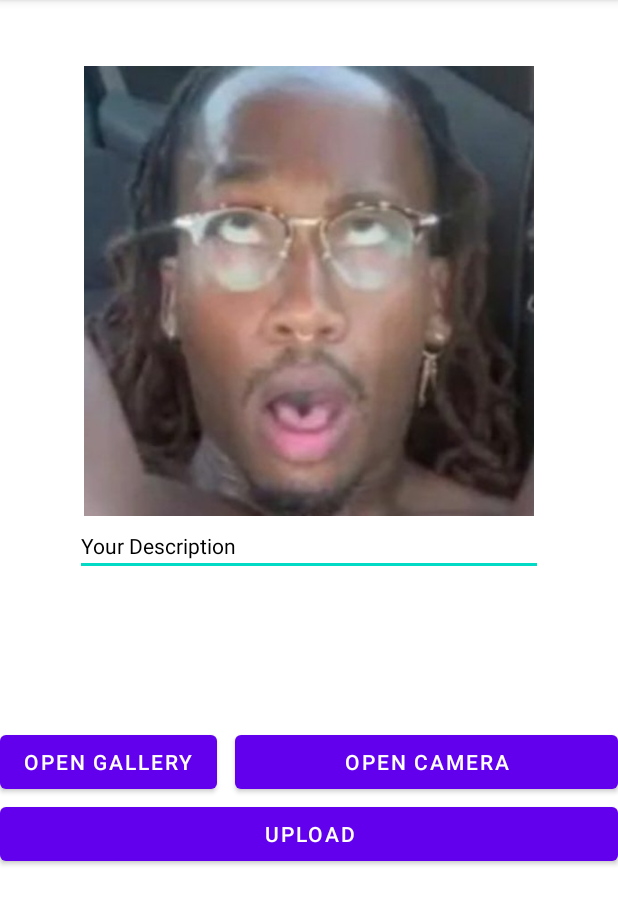
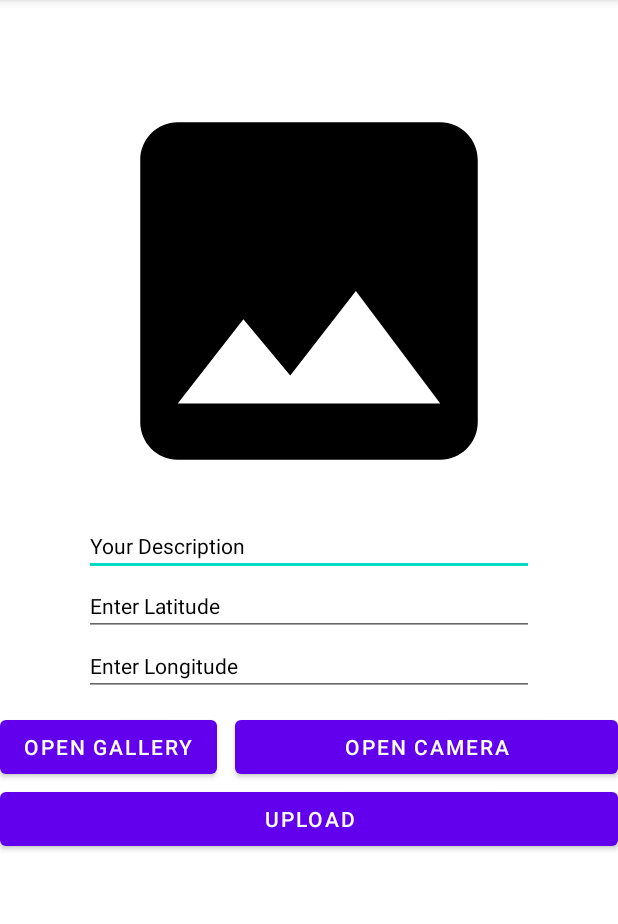
Before and after one commit to Dzikriananda/Kotlin-android-app-dicoding, an Android app: the AddStoryActivity screen opened directly, with no data from a screen before it, on a phone screen of 412 x 824 dp, the part 84-1008 px from its top. Run offline under Robolectric (Android 15) with nearby library versions, the phone set to English and light mode, and no system bars; pictures from the network do not load; 1 statement that could not run was skipped.

Commit message:
minor update

```diff
--- a/MyStoryApp/app/src/main/java/com/example/mystoryapp/response/GetStoriesResponse.kt
+++ b/MyStoryApp/app/src/main/java/com/example/mystoryapp/response/GetStoriesResponse.kt
@@ -29,11 +29,11 @@ data class ListStoryItem(
 	val description: String? = null,
 
 	@field:SerializedName("lon")
-	val lon: Double? = null,
+	val lon: Float? = null,
 
 	@field:SerializedName("id")
 	val id: String? = null,
 
 	@field:SerializedName("lat")
-	val lat: Double? = null
+	val lat: Float? = null
 )
--- /dev/null
+++ b/MyStoryApp/app/src/main/res/drawable/ic_place_holder.xml
@@ -0,0 +1,5 @@
+<vector android:height="24dp" android:tint="#000"
+    android:viewportHeight="24" android:viewportWidth="24"
+    android:width="24dp" xmlns:android="http://schemas.android.com/apk/res/android">
+    <path android:fillColor="@android:color/white" android:pathData="M21,19V5c0,-1.1 -0.9,-2 -2,-2H5c-1.1,0 -2,0.9 -2,2v14c0,1.1 0.9,2 2,2h14c1.1,0 2,-0.9 2,-2zM8.5,13.5l2.5,3.01L14.5,12l4.5,6H5l3.5,-4.5z"/>
+</vector>
--- a/MyStoryApp/app/src/main/res/layout/activity_add_story.xml
+++ b/MyStoryApp/app/src/main/res/layout/activity_add_story.xml
@@ -16,34 +16,62 @@
       app:layout_constraintHorizontal_bias="0.0"
       app:layout_constraintStart_toStartOf="parent"
       app:layout_constraintTop_toTopOf="parent"
-      app:srcCompat="@drawable/mcminat" />
+      app:srcCompat="@drawable/ic_place_holder" />
 
   <EditText
       android:id="@+id/ed_add_description"
       style="@style/Widget.MaterialComponents.TextInputLayout.FilledBox"
-      android:layout_width="0dp"
+      android:layout_width="300dp"
       android:layout_height="wrap_content"
-      android:layout_marginStart="50dp"
-      android:layout_marginEnd="50dp"
       android:ems="10"
       android:hint="@string/your_description"
       android:textColor="@color/black"
       android:textColorHint="@color/black"
       app:boxCornerRadiusBottomEnd="12dp"
       app:boxCornerRadiusTopEnd="12dp"
-      app:layout_constraintEnd_toEndOf="parent"
+      app:layout_constraintEnd_toEndOf="@+id/previewImageView"
+      app:layout_constraintStart_toStartOf="@+id/previewImageView"
+      app:layout_constraintTop_toBottomOf="@+id/previewImageView" />
+
+  <EditText
+      android:id="@+id/ed_add_latitude"
+      style="@style/Widget.MaterialComponents.TextInputLayout.FilledBox"
+      android:layout_width="0dp"
+      android:layout_height="wrap_content"
+      android:ems="10"
+      android:hint="Enter Latitude"
+      android:textColor="@color/black"
+      android:textColorHint="@color/black"
+      app:boxCornerRadiusBottomEnd="12dp"
+      app:boxCornerRadiusTopEnd="12dp"
+      app:layout_constraintEnd_toEndOf="@+id/ed_add_description"
       app:layout_constraintHorizontal_bias="0.0"
-      app:layout_constraintStart_toStartOf="parent"
-      app:layout_constraintTop_toBottomOf="@+id/previewImageView" />
+      app:layout_constraintStart_toStartOf="@+id/ed_add_description"
+      app:layout_constraintTop_toBottomOf="@+id/ed_add_description" />
+
+  <EditText
+      android:id="@+id/ed_add_longitude"
+      style="@style/Widget.MaterialComponents.TextInputLayout.FilledBox"
+      android:layout_width="0dp"
+      android:layout_height="wrap_content"
+      android:ems="10"
+      android:hint="Enter Longitude"
+      android:textColor="@color/black"
+      android:textColorHint="@color/black"
+      app:boxCornerRadiusBottomEnd="12dp"
+      app:boxCornerRadiusTopEnd="12dp"
+      app:layout_constraintEnd_toEndOf="@+id/ed_add_latitude"
+      app:layout_constraintStart_toStartOf="@+id/ed_add_latitude"
+      app:layout_constraintTop_toBottomOf="@+id/ed_add_latitude" />
 
   <Button
       android:id="@+id/galleryButton"
       android:layout_width="0dp"
       android:layout_height="wrap_content"
-      android:layout_marginTop="100dp"
+      android:layout_marginTop="10dp"
       android:text="@string/open_gallery"
       app:layout_constraintStart_toStartOf="parent"
-      app:layout_constraintTop_toBottomOf="@+id/ed_add_description" />
+      app:layout_constraintTop_toBottomOf="@+id/ed_add_longitude" />
 
   <Button
       android:id="@+id/uploadButton"
@@ -70,7 +98,7 @@
       app:layout_constraintHorizontal_bias="1.0"
       app:layout_constraintStart_toEndOf="@+id/galleryButton"
       app:layout_constraintTop_toTopOf="@+id/galleryButton"
-      app:layout_constraintVertical_bias="1.0" />
+      app:layout_constraintVertical_bias="0.0" />
 
 
 </androidx.constraintlayout.widget.ConstraintLayout>
```
Also changed, not shown: MyStoryApp/app/src/main/java/com/example/mystoryapp/AddStoryActivity.kt (+48 -15 lines), MyStoryApp/app/src/main/java/com/example/mystoryapp/MainActivity.kt (+9 -6 lines), MyStoryApp/app/src/main/java/com/example/mystoryapp/network/ApiService.kt (+11 -0 lines), MyStoryApp/app/src/main/java/com/example/mystoryapp/utility/Repository.kt (+13 -0 lines), MyStoryApp/app/src/main/java/com/example/mystoryapp/viewmodels/AddStoryViewModel.kt (+13 -1 lines), MyStoryApp/app/src/main/res/layout/detail_story.xml (+8 -0 lines), MyStoryApp/app/src/main/res/values/strings.xml (+8 -0 lines), MyStoryApp/app/src/main/res/drawable/mcminat.jpg (deleted).
